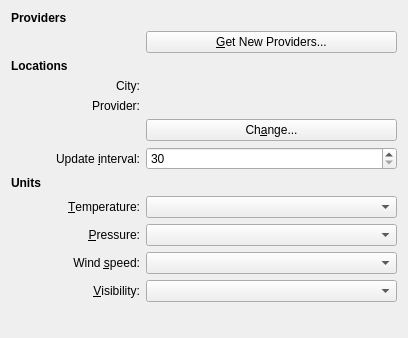
Above: libs/plasmaweather/weatherconfig.ui from KDE/kdeplasma-addons before the change. Below: the same form after it.
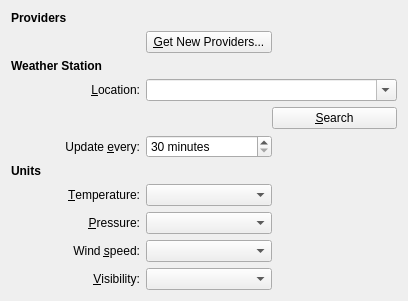
That is the form after the change. Custom widgets are drawn as their Qt base class.

Commit message: get rid of the utterly rediculous dialog-on-dialog-on-dialog weather location search mechanism. just search every possible source of weather for reasults.

```diff
--- a/libs/plasmaweather/weatherconfig.ui
+++ b/libs/plasmaweather/weatherconfig.ui
@@ -7,7 +7,7 @@
     <x>0</x>
     <y>0</y>
     <width>408</width>
-    <height>338</height>
+    <height>301</height>
    </rect>
   </property>
   <property name="sizePolicy">
@@ -32,7 +32,66 @@
    <string>Weather Station Configuration</string>
   </property>
   <layout class="QGridLayout" name="gridLayout">
-   <item row="5" column="0">
+   <item row="0" column="0">
+    <widget class="QLabel" name="providerLabel_2">
+     <property name="font">
+      <font>
+       <weight>75</weight>
+       <bold>true</bold>
+      </font>
+     </property>
+     <property name="text">
+      <string>Providers</string>
+     </property>
+    </widget>
+   </item>
+   <item row="1" column="1">
+    <layout class="QHBoxLayout" name="horizontalLayout">
+     <property name="spacing">
+      <number>0</number>
+     </property>
+     <item>
+      <widget class="KPushButton" name="ghnsProviderButton">
+       <property name="sizePolicy">
+        <sizepolicy hsizetype="Expanding" vsizetype="Fixed">
+         <horstretch>0</horstretch>
+         <verstretch>0</verstretch>
+        </sizepolicy>
+       </property>
+       <property name="text">
+        <string>&amp;Get New Providers...</string>
+       </property>
+      </widget>
+     </item>
+     <item>
+      <spacer name="horizontalSpacer_8">
+       <property name="orientation">
+        <enum>Qt::Horizontal</enum>
+       </property>
+       <property name="sizeHint" stdset="0">
+        <size>
+         <width>40</width>
+         <height>20</height>
+        </size>
+       </property>
+      </spacer>
+     </item>
+    </layout>
+   </item>
+   <item row="2" column="0">
+    <widget class="QLabel" name="locationLabel">
+     <property name="font">
+      <font>
+       <weight>75</weight>
+       <bold>true</bold>
+      </font>
+     </property>
+     <property name="text">
+      <string>Weather Station</string>
+     </property>
+    </widget>
+   </item>
+   <item row="3" column="0">
     <widget class="QLabel" name="cityLabel">
      <property name="minimumSize">
       <size>
@@ -41,56 +100,70 @@
       </size>
      </property>
      <property name="text">
-      <string>City:</string>
+      <string>&amp;Location:</string>
      </property>
      <property name="alignment">
       <set>Qt::AlignRight|Qt::AlignTrailing|Qt::AlignVCenter</set>
      </property>
+     <property name="buddy">
+      <cstring>locationCombo</cstring>
+     </property>
     </widget>
    </item>
-   <item row="5" column="1">
-    <widget class="QLabel" name="cityTextLabel">
+   <item row="3" column="1">
+    <layout class="QHBoxLayout" name="locationlayout">
+     <property name="spacing">
+      <number>0</number>
+     </property>
+     <item>
+      <widget class="KComboBox" name="locationCombo">
      <property name="sizePolicy">
-      <sizepolicy hsizetype="Expanding" vsizetype="Preferred">
-       <horstretch>0</horstretch>
+        <sizepolicy hsizetype="Preferred" vsizetype="Fixed">
+         <horstretch>10</horstretch>
        <verstretch>0</verstretch>
       </sizepolicy>
      </property>
-     <property name="text">
-      <string/>
+       <property name="editable">
+        <bool>true</bool>
      </property>
     </widget>
    </item>
-   <item row="6" column="0">
-    <widget class="QLabel" name="providerLabel">
-     <property name="minimumSize">
+    </layout>
+   </item>
+   <item row="4" column="1">
+    <layout class="QHBoxLayout" name="locationSearchLayout">
+     <property name="spacing">
+      <number>0</number>
+     </property>
+     <item>
+      <spacer name="horizontalSpacer_6">
+       <property name="orientation">
+        <enum>Qt::Horizontal</enum>
+       </property>
+       <property name="sizeHint" stdset="0">
       <size>
-       <width>129</width>
-       <height>0</height>
-      </size>
-     </property>
-     <property name="text">
-      <string>Provider:</string>
-     </property>
-     <property name="alignment">
-      <set>Qt::AlignRight|Qt::AlignTrailing|Qt::AlignVCenter</set>
-     </property>
-    </widget>
-   </item>
-   <item row="6" column="1">
-    <widget class="QLabel" name="providerTextLabel">
+         <width>40</width>
+         <height>20</height>
+        </size>
+       </property>
+      </spacer>
+     </item>
+     <item>
+      <widget class="KPushButton" name="changeButton">
      <property name="sizePolicy">
-      <sizepolicy hsizetype="Expanding" vsizetype="Preferred">
+        <sizepolicy hsizetype="Expanding" vsizetype="Fixed">
        <horstretch>0</horstretch>
        <verstretch>0</verstretch>
       </sizepolicy>
      </property>
      <property name="text">
-      <string/>
+        <string>&amp;Search</string>
      </property>
     </widget>
    </item>
-   <item row="8" column="0">
+    </layout>
+   </item>
+   <item row="5" column="0">
     <widget class="QLabel" name="intervalLabel">
      <property name="minimumSize">
       <size>
@@ -99,7 +172,7 @@
       </size>
      </property>
      <property name="text">
-      <string>Update &amp;interval:</string>
+      <string>Update &amp;every:</string>
      </property>
      <property name="alignment">
       <set>Qt::AlignRight|Qt::AlignTrailing|Qt::AlignVCenter</set>
@@ -109,7 +182,12 @@
      </property>
     </widget>
    </item>
-   <item row="8" column="1">
+   <item row="5" column="1">
+    <layout class="QHBoxLayout" name="horizontalLayout_4">
+     <property name="spacing">
+      <number>0</number>
+     </property>
+     <item>
     <widget class="KIntSpinBox" name="updateIntervalSpinBox">
      <property name="sizePolicy">
       <sizepolicy hsizetype="Expanding" vsizetype="Fixed">
@@ -117,6 +195,9 @@
        <verstretch>0</verstretch>
       </sizepolicy>
      </property>
+       <property name="suffix">
+        <string> minutes</string>
+       </property>
      <property name="minimum">
       <number>30</number>
      </property>
@@ -128,7 +209,22 @@
      </property>
     </widget>
    </item>
-   <item row="9" column="0" colspan="2">
+     <item>
+      <spacer name="horizontalSpacer_5">
+       <property name="orientation">
+        <enum>Qt::Horizontal</enum>
+       </property>
+       <property name="sizeHint" stdset="0">
+        <size>
+         <width>40</width>
+         <height>20</height>
+        </size>
+       </property>
+      </spacer>
+     </item>
+    </layout>
+   </item>
+   <item row="6" column="0">
     <widget class="QLabel" name="unitsLabel">
      <property name="font">
       <font>
@@ -141,7 +237,37 @@
      </property>
     </widget>
    </item>
-   <item row="10" column="0">
+   <item row="7" column="1">
+    <layout class="QHBoxLayout" name="horizontalLayout_5">
+     <property name="spacing">
+      <number>0</number>
+     </property>
+     <item>
+      <widget class="KComboBox" name="temperatureComboBox">
+       <property name="sizePolicy">
+        <sizepolicy hsizetype="Expanding" vsizetype="Fixed">
+         <horstretch>0</horstretch>
+         <verstretch>0</verstretch>
+        </sizepolicy>
+       </property>
+      </widget>
+     </item>
+     <item>
+      <spacer name="horizontalSpacer_4">
+       <property name="orientation">
+        <enum>Qt::Horizontal</enum>
+       </property>
+       <property name="sizeHint" stdset="0">
+        <size>
+         <width>40</width>
+         <height>20</height>
+        </size>
+       </property>
+      </spacer>
+     </item>
+    </layout>
+   </item>
+   <item row="7" column="0">
     <widget class="QLabel" name="temperatureLabel">
      <property name="minimumSize">
       <size>
@@ -160,17 +286,7 @@
      </property>
     </widget>
    </item>
-   <item row="10" column="1">
-    <widget class="KComboBox" name="temperatureComboBox">
-     <property name="sizePolicy">
-      <sizepolicy hsizetype="Expanding" vsizetype="Fixed">
-       <horstretch>0</horstretch>
-       <verstretch>0</verstretch>
-      </sizepolicy>
-     </property>
-    </widget>
-   </item>
-   <item row="11" column="0">
+   <item row="8" column="0">
     <widget class="QLabel" name="pressureLabel">
      <property name="minimumSize">
       <size>
@@ -189,7 +305,12 @@
      </property>
     </widget>
    </item>
-   <item row="11" column="1">
+   <item row="8" column="1">
+    <layout class="QHBoxLayout" name="horizontalLayout_6">
+     <property name="spacing">
+      <number>0</number>
+     </property>
+     <item>
     <widget class="KComboBox" name="pressureComboBox">
      <property name="sizePolicy">
       <sizepolicy hsizetype="Expanding" vsizetype="Fixed">
@@ -199,7 +320,22 @@
      </property>
     </widget>
    </item>
-   <item row="12" column="0">
+     <item>
+      <spacer name="horizontalSpacer_3">
+       <property name="orientation">
+        <enum>Qt::Horizontal</enum>
+       </property>
+       <property name="sizeHint" stdset="0">
+        <size>
+         <width>40</width>
+         <height>20</height>
+        </size>
+       </property>
+      </spacer>
+     </item>
+    </layout>
+   </item>
+   <item row="9" column="0">
     <widget class="QLabel" name="speedLabel">
      <property name="minimumSize">
       <size>
@@ -218,7 +354,12 @@
      </property>
     </widget>
    </item>
-   <item row="12" column="1">
+   <item row="9" column="1">
+    <layout class="QHBoxLayout" name="horizontalLayout_7">
+     <property name="spacing">
+      <number>0</number>
+     </property>
+     <item>
     <widget class="KComboBox" name="speedComboBox">
      <property name="sizePolicy">
       <sizepolicy hsizetype="Expanding" vsizetype="Fixed">
@@ -228,7 +369,22 @@
      </property>
     </widget>
    </item>
-   <item row="13" column="0">
+     <item>
+      <spacer name="horizontalSpacer_2">
+       <property name="orientation">
+        <enum>Qt::Horizontal</enum>
+       </property>
+       <property name="sizeHint" stdset="0">
+        <size>
+         <width>40</width>
+         <height>20</height>
+        </size>
+       </property>
+      </spacer>
+     </item>
+    </layout>
+   </item>
+   <item row="10" column="0">
     <widget class="QLabel" name="visibilityLabel">
      <property name="minimumSize">
       <size>
@@ -247,7 +403,12 @@
      </property>
     </widget>
    </item>
-   <item row="13" column="1">
+   <item row="10" column="1">
+    <layout class="QHBoxLayout" name="horizontalLayout_8">
+     <property name="spacing">
+      <number>0</number>
+     </property>
+     <item>
     <widget class="KComboBox" name="visibilityComboBox">
      <property name="sizePolicy">
       <sizepolicy hsizetype="Expanding" vsizetype="Fixed">
@@ -257,7 +418,22 @@
      </property>
     </widget>
    </item>
-   <item row="14" column="0">
+     <item>
+      <spacer name="horizontalSpacer">
+       <property name="orientation">
+        <enum>Qt::Horizontal</enum>
+       </property>
+       <property name="sizeHint" stdset="0">
+        <size>
+         <width>40</width>
+         <height>20</height>
+        </size>
+       </property>
+      </spacer>
+     </item>
+    </layout>
+   </item>
+   <item row="11" column="0">
     <spacer name="verticalSpacer">
      <property name="orientation">
       <enum>Qt::Vertical</enum>
@@ -270,58 +446,6 @@
      </property>
     </spacer>
    </item>
-   <item row="7" column="1">
-    <widget class="KPushButton" name="changeButton">
-     <property name="sizePolicy">
-      <sizepolicy hsizetype="Expanding" vsizetype="Fixed">
-       <horstretch>0</horstretch>
-       <verstretch>0</verstretch>
-      </sizepolicy>
-     </property>
-     <property name="text">
-      <string>Ch&amp;ange...</string>
-     </property>
-    </widget>
-   </item>
-   <item row="3" column="0" colspan="2">
-    <widget class="QLabel" name="locationLabel">
-     <property name="font">
-      <font>
-       <weight>75</weight>
-       <bold>true</bold>
-      </font>
-     </property>
-     <property name="text">
-      <string>Locations</string>
-     </property>
-    </widget>
-   </item>
-   <item row="0" column="0">
-    <widget class="QLabel" name="providerLabel_2">
-     <property name="font">
-      <font>
-       <weight>75</weight>
-       <bold>true</bold>
-      </font>
-     </property>
-     <property name="text">
-      <string>Providers</string>
-     </property>
-    </widget>
-   </item>
-   <item row="1" column="1">
-    <widget class="KPushButton" name="ghnsProviderButton">
-     <property name="sizePolicy">
-      <sizepolicy hsizetype="Expanding" vsizetype="Fixed">
-       <horstretch>0</horstretch>
-       <verstretch>0</verstretch>
-      </sizepolicy>
-     </property>
-     <property name="text">
-      <string>&amp;Get New Providers...</string>
-     </property>
-    </widget>
-   </item>
   </layout>
  </widget>
  <customwidgets>
```
Lines whose indentation alone changed are shown as unchanged. The commit also changes 10 other files.
